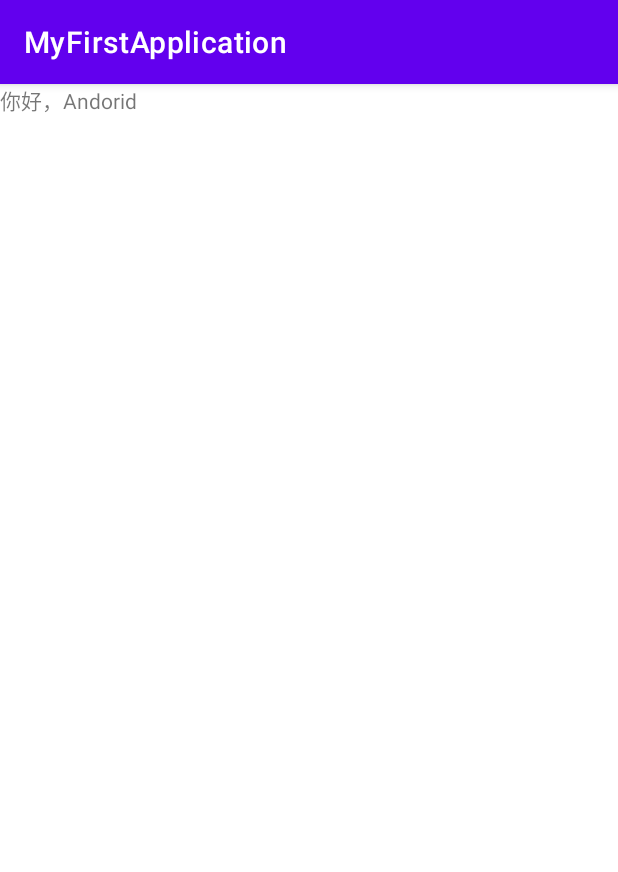
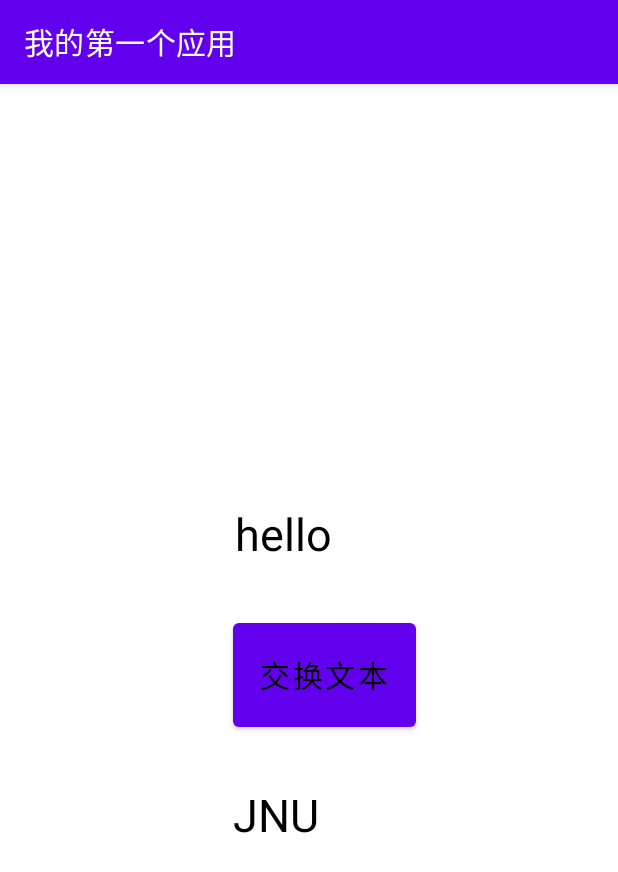
Before and after one commit to Aniog/final-exam, an Android app: the screen it shows after launch (MainActivity), on a phone screen of 412 x 824 dp. Shown: the top 872 px of the screen. Run offline under Robolectric (Android 15) with nearby library versions, the phone set to English and light mode, and no system bars.

Commit message:
实验四——事件响应

```diff
--- a/app/build.gradle.kts
+++ b/app/build.gradle.kts
@@ -38,6 +38,7 @@ dependencies {
     implementation("androidx.appcompat:appcompat:1.6.1")
     implementation("com.google.android.material:material:1.8.0")
     implementation("androidx.constraintlayout:constraintlayout:2.1.4")
+    implementation("com.google.firebase:firebase-inappmessaging:20.4.0")
     testImplementation("junit:junit:4.13.2")
     androidTestImplementation("androidx.test.ext:junit:1.1.5")
     androidTestImplementation("androidx.test.espresso:espresso-core:3.5.1")
--- /dev/null
+++ b/app/src/main/java/com/jnu/student/MainActivity.java
@@ -0,0 +1,70 @@
+package com.jnu.student;
+
+import static android.content.ContentValues.TAG;
+
+import androidx.appcompat.app.AppCompatActivity;
+
+import android.app.AlertDialog;
+import android.graphics.drawable.Drawable;
+import android.os.Bundle;
+
+import android.util.Log;
+import android.view.View;
+import android.widget.Button;
+import android.widget.TextView;
+import android.widget.RelativeLayout;
+import android.view.Gravity;
+import android.widget.Toast;
+public class MainActivity extends AppCompatActivity {
+
+    @Override
+    protected void onCreate(Bundle savedInstanceState) {
+        super.onCreate(savedInstanceState);
+        setContentView(R.layout.activity_main);
+
+        TextView textView_hello = findViewById(R.id.text_vciew_hello);
+        int stringId_hello = getResources().getIdentifier("hello","string",getPackageName());
+        String hello = getString(stringId_hello);
+        textView_hello.setText(hello);
+
+        TextView textView_JNU = findViewById(R.id.text_vciew_JNU);
+        int stringId_JNU = getResources().getIdentifier("JNU","string",getPackageName());
+        String string_JNU = getString(stringId_JNU);
+        textView_JNU.setText(string_JNU);
+
+        Button button_change_text = (Button) findViewById(R.id.button_change_text);
+        int stringId_change_text = getResources().getIdentifier("change_text","string",getPackageName());
+        String string_change_text = getString(stringId_change_text);
+        button_change_text.setText(string_change_text);
+
+        Button button = findViewById(R.id.button_change_text);
+        button.setOnClickListener(v -> {
+            // do something...
+            String temp = textView_JNU.getText().toString();
+            textView_JNU.setText(textView_hello.getText().toString());
+            textView_hello.setText(temp);
+
+            Toast.makeText(MainActivity.this,"交换成功1",Toast.LENGTH_SHORT).show();
+        });
+        button_change_text.setOnClickListener(new View.OnClickListener() {
+            @Override
+            public void onClick(View view) {
+                String temp = textView_JNU.getText().toString();
+                textView_JNU.setText(textView_hello.getText().toString());
+                textView_hello.setText(temp);
+
+                //展示Toast
+                Toast.makeText(MainActivity.this,"交换成功",Toast.LENGTH_SHORT).show();
+
+                //展示AlertDialog
+                new AlertDialog.Builder(MainActivity.this)
+                        .setTitle("信息")
+                        .setMessage("交换成功")
+                        .setPositiveButton("确定",null)
+                        .show();
+            }
+        });
+
+
+    }
+}
--- a/app/src/main/java/com/jnu/student/MainActivity.kt
+++ /dev/null
@@ -1,12 +0,0 @@
-package com.jnu.student
-
-import androidx.appcompat.app.AppCompatActivity
-import android.os.Bundle
-
-class MainActivity : AppCompatActivity() {
-
-    override fun onCreate(savedInstanceState: Bundle?) {
-        super.onCreate(savedInstanceState)
-        setContentView(R.layout.activity_main)
-    }
-}
--- a/app/src/main/res/layout/activity_main.xml
+++ b/app/src/main/res/layout/activity_main.xml
@@ -1,14 +1,50 @@
 <?xml version="1.0" encoding="utf-8"?>
-<RelativeLayout    xmlns:android="http://schemas.android.com/apk/res/android"
+<androidx.constraintlayout.widget.ConstraintLayout xmlns:android="http://schemas.android.com/apk/res/android"
+    xmlns:app="http://schemas.android.com/apk/res-auto"
     xmlns:tools="http://schemas.android.com/tools"
     android:layout_width="match_parent"
     android:layout_height="match_parent"
     tools:context=".MainActivity">
 
+    <TextView
+        android:id="@+id/text_vciew_hello"
+        android:layout_width="114dp"
+        android:layout_height="40dp"
+        android:textColor="@color/black"
+        android:textSize="30dp"
+        app:layout_constraintBottom_toBottomOf="parent"
+        app:layout_constraintEnd_toEndOf="parent"
+        app:layout_constraintHorizontal_bias="0.526"
+        app:layout_constraintStart_toStartOf="parent"
+        app:layout_constraintTop_toTopOf="parent"
+        app:layout_constraintVertical_bias="0.384" />
 
     <TextView
-        android:id="@+id/textView_view_hello_world"
-        android:layout_width="212dp"
-        android:layout_height="144dp"
-        android:text="@string/textview1" />
-</RelativeLayout>
+        android:id="@+id/text_vciew_JNU"
+        android:layout_width="122dp"
+        android:layout_height="51dp"
+        android:textColor="@color/black"
+        android:textSize="30dp"
+        app:layout_constraintBottom_toBottomOf="parent"
+        app:layout_constraintEnd_toEndOf="parent"
+        app:layout_constraintHorizontal_bias="0.536"
+        app:layout_constraintStart_toStartOf="parent"
+        app:layout_constraintTop_toTopOf="parent"
+        app:layout_constraintVertical_bias="0.651" />
+
+    <Button
+        android:id="@+id/button_change_text"
+        android:layout_width="122dp"
+        android:layout_height="81dp"
+        android:contentDescription="@string/JNU"
+        android:textColor="@color/black"
+        android:textSize="20dp"
+        app:layout_constraintBottom_toBottomOf="parent"
+        app:layout_constraintEnd_toEndOf="parent"
+        app:layout_constraintHorizontal_bias="0.536"
+        app:layout_constraintStart_toStartOf="parent"
+        app:layout_constraintTop_toTopOf="parent"
+        app:layout_constraintVertical_bias="0.515" />
+
+
+</androidx.constraintlayout.widget.ConstraintLayout>
--- a/app/src/main/res/values/strings.xml
+++ b/app/src/main/res/values/strings.xml
@@ -1,5 +1,8 @@
 <resources>
-    <string name="app_name">MyFirstApplication</string>
-    <string name="textview1">你好，Andorid</string>
-    <string name="textview">TextView</string>
+    <string name="app_name">我的第一个应用</string>
+    <string name="hello_world">Hello world</string>
+    <string name="hello_android">你好, Android</string>
+    <string name="hello">hello</string>
+    <string name="JNU">JNU</string>
+    <string name="change_text">交换文本</string>
 </resources>
```
